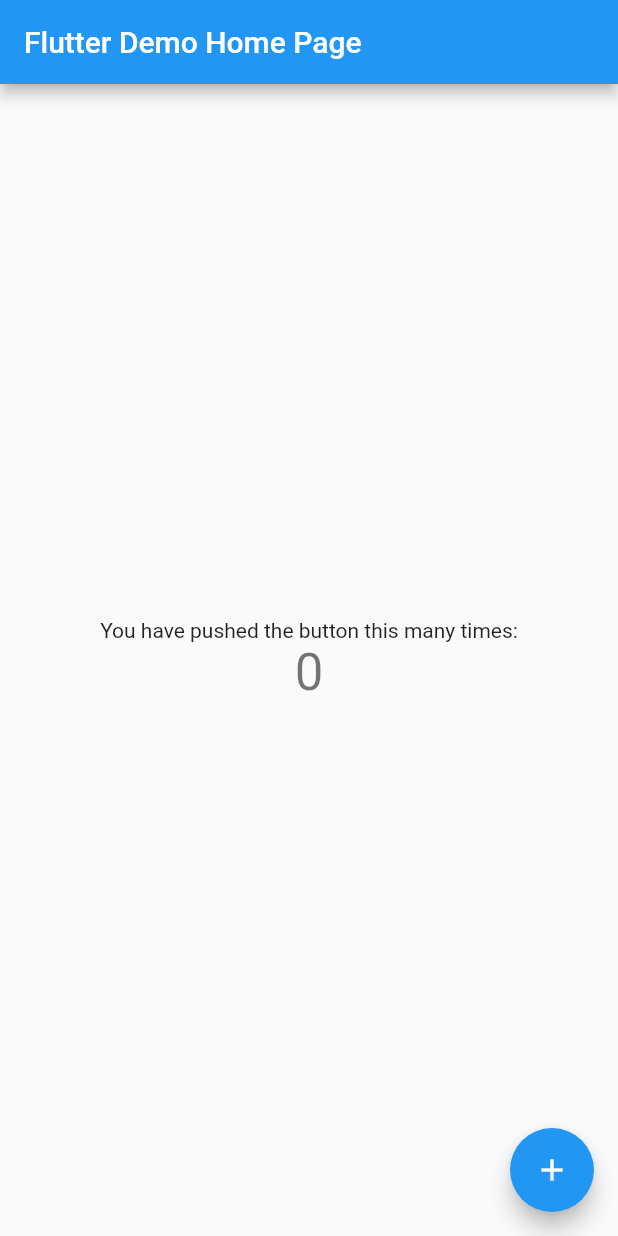
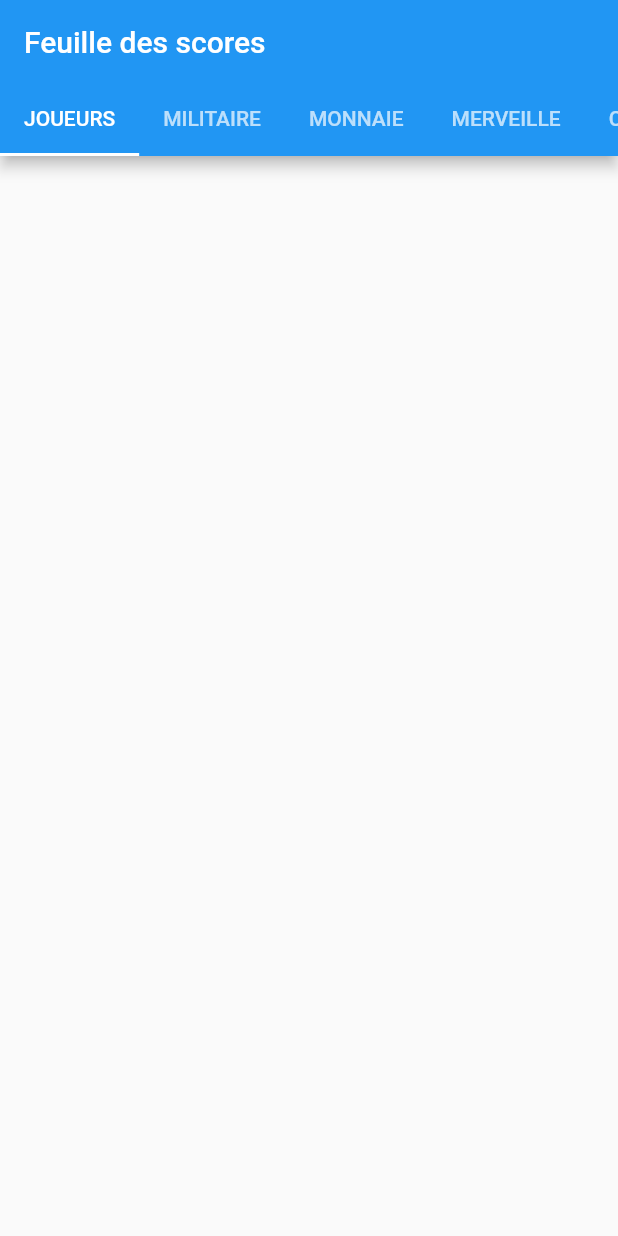
Before and after one commit to kahlys/sevenwonders, a Flutter app: the screen it shows after launch, on a phone screen of 412 x 824 dp. Run offline on Flutter 3.47's test engine with Material 2 defaults, Android fonts, the phone set to English and light mode, and no system bars.

Commit message:
basic score sheet layout

```diff
--- a/lib/main.dart
+++ b/lib/main.dart
@@ -5,109 +5,48 @@
 }
 
 class MyApp extends StatelessWidget {
-  // This widget is the root of your application.
   @override
   Widget build(BuildContext context) {
     return MaterialApp(
-      title: 'Flutter Demo',
+      title: 'Seven Wonders Score Sheet',
       theme: ThemeData(
-        // This is the theme of your application.
-        //
-        // Try running your application with "flutter run". You'll see the
-        // application has a blue toolbar. Then, without quitting the app, try
-        // changing the primarySwatch below to Colors.green and then invoke
-        // "hot reload" (press "r" in the console where you ran "flutter run",
-        // or simply save your changes to "hot reload" in a Flutter IDE).
-        // Notice that the counter didn't reset back to zero; the application
-        // is not restarted.
         primarySwatch: Colors.blue,
       ),
-      home: MyHomePage(title: 'Flutter Demo Home Page'),
+      home: ScoreSheetPage(),
     );
   }
 }
 
-class MyHomePage extends StatefulWidget {
-  MyHomePage({Key? key, this.title}) : super(key: key);
-
-  // This widget is the home page of your application. It is stateful, meaning
-  // that it has a State object (defined below) that contains fields that affect
-  // how it looks.
-
-  // This class is the configuration for the state. It holds the values (in this
-  // case the title) provided by the parent (in this case the App widget) and
-  // used by the build method of the State. Fields in a Widget subclass are
-  // always marked "final".
-
-  final String? title;
+class ScoreSheetPage extends StatefulWidget {
+  final String title = "Score Sheet";
 
   @override
-  _MyHomePageState createState() => _MyHomePageState();
+  ScoreSheetPageState createState() => ScoreSheetPageState();
 }
 
-class _MyHomePageState extends State<MyHomePage> {
-  int _counter = 0;
-
-  void _incrementCounter() {
-    setState(() {
-      // This call to setState tells the Flutter framework that something has
-      // changed in this State, which causes it to rerun the build method below
-      // so that the display can reflect the updated values. If we changed
-      // _counter without calling setState(), then the build method would not be
-      // called again, and so nothing would appear to happen.
-      _counter++;
-    });
-  }
-
+class ScoreSheetPageState extends State<ScoreSheetPage> {
   @override
   Widget build(BuildContext context) {
-    // This method is rerun every time setState is called, for instance as done
-    // by the _incrementCounter method above.
-    //
-    // The Flutter framework has been optimized to make rerunning build methods
-    // fast, so that you can just rebuild anything that needs updating rather
-    // than having to individually change instances of widgets.
-    return Scaffold(
-      appBar: AppBar(
-        // Here we take the value from the MyHomePage object that was created by
-        // the App.build method, and use it to set our appbar title.
-        title: Text(widget.title!),
-      ),
-      body: Center(
-        // Center is a layout widget. It takes a single child and positions it
-        // in the middle of the parent.
-        child: Column(
-          // Column is also a layout widget. It takes a list of children and
-          // arranges them vertically. By default, it sizes itself to fit its
-          // children horizontally, and tries to be as tall as its parent.
-          //
-          // Invoke "debug painting" (press "p" in the console, choose the
-          // "Toggle Debug Paint" action from the Flutter Inspector in Android
-          // Studio, or the "Toggle Debug Paint" command in Visual Studio Code)
-          // to see the wireframe for each widget.
-          //
-          // Column has various properties to control how it sizes itself and
-          // how it positions its children. Here we use mainAxisAlignment to
-          // center the children vertically; the main axis here is the vertical
-          // axis because Columns are vertical (the cross axis would be
-          // horizontal).
-          mainAxisAlignment: MainAxisAlignment.center,
-          children: <Widget>[
-            Text(
-              'You have pushed the button this many times:',
+    return DefaultTabController(
+        length: 9,
+        child: Scaffold(
+          appBar: AppBar(
+            title: Text("Feuille des scores"),
+            bottom: TabBar(
+              isScrollable: true,
+              tabs: [
+                Tab(text: "JOUEURS"),
+                Tab(text: "MILITAIRE"),
+                Tab(text: "MONNAIE"),
+                Tab(text: "MERVEILLE"),
+                Tab(text: "CIVIL"),
+                Tab(text: "COMMERCE"),
+                Tab(text: "SCIENCE"),
+                Tab(text: "GUILDE"),
+                Tab(text: "TOTAL"),
+              ],
             ),
-            Text(
-              '$_counter',
-              style: Theme.of(context).textTheme.headline4,
-            ),
-          ],
-        ),
-      ),
-      floatingActionButton: FloatingActionButton(
-        onPressed: _incrementCounter,
-        tooltip: 'Increment',
-        child: Icon(Icons.add),
-      ), // This trailing comma makes auto-formatting nicer for build methods.
-    );
+          ),
+        ));
   }
 }
```
